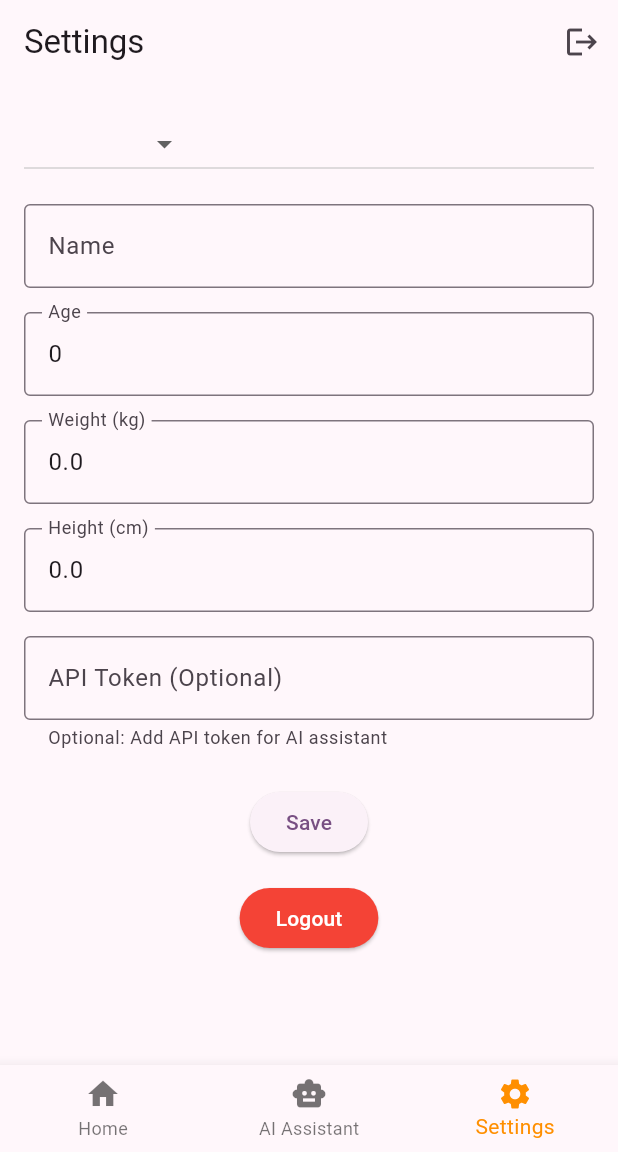
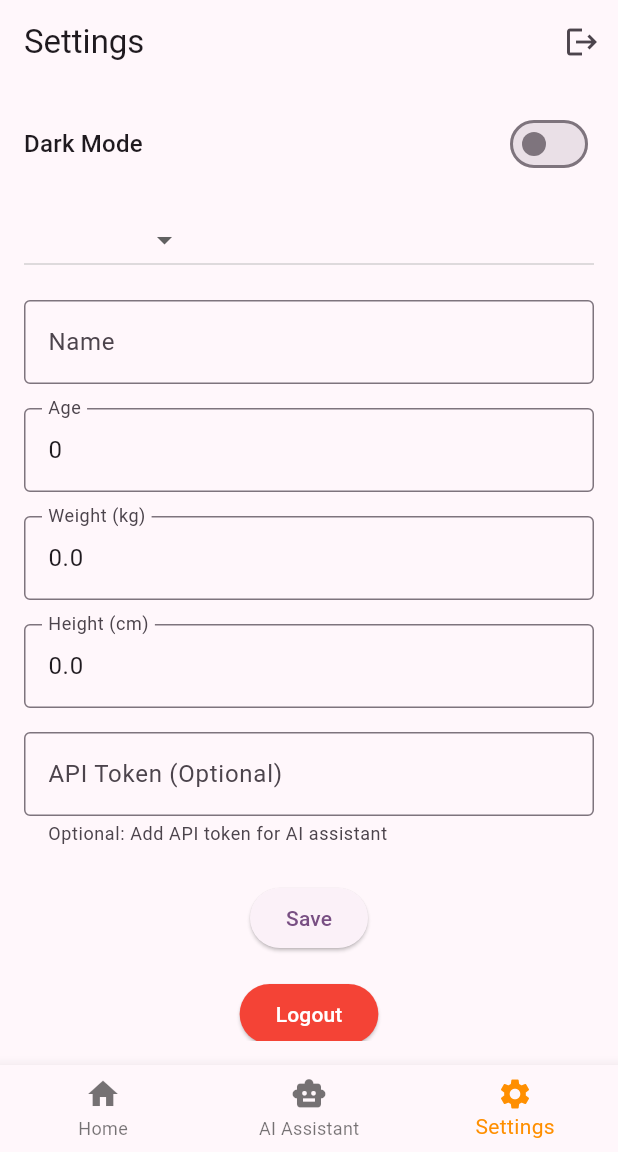
Before and after one commit to vaselba/fitnessapp, a Flutter app: the screen it shows once a user with an empty profile is signed in, item 3 of the bottom bar chosen, on a phone screen of 412 x 824 dp, the part 84-1236 px from its top. Run offline on Flutter 3.47's test engine with Material 3 defaults, Android fonts, the phone set to English and light mode, and no system bars; our stand-ins replace cloud_firestore, firebase_auth, firebase_core, shared_preferences; accounts and stored records are empty; generated files the repository leaves out were written again.

Commit message:
feat(theme): add light/dark theme customization with persistent user preference
- Added theme toggle to settings screen and app bar
- Theme preference is saved using SharedPreferences and loaded on startup
- Theme switching is applied app-wide and persists across restarts

```diff
--- a/lib/main.dart
+++ b/lib/main.dart
@@ -2,6 +2,7 @@ import 'package:flutter/material.dart';
 import 'package:firebase_core/firebase_core.dart';
 import 'package:firebase_auth/firebase_auth.dart';
 import 'package:cloud_firestore/cloud_firestore.dart';
+import 'package:shared_preferences/shared_preferences.dart';
 // To use your own Firebase config, copy lib/firebase_options.template.dart to lib/firebase_options.dart and fill in your values.
 // Do NOT commit lib/firebase_options.dart to git.
 import 'firebase_options.dart';
@@ -10,6 +11,7 @@ import 'screens/login_screen.dart';
 import 'screens/profile_setup_screen.dart';
 import 'screens/settings_screen.dart';
 import 'screens/chat_screen.dart';
+import 'screens/onboarding_screen.dart';
 import 'services/llm_service.dart';
 
 void main() async {
@@ -17,11 +19,13 @@ void main() async {
   await Firebase.initializeApp(
     options: DefaultFirebaseOptions.currentPlatform,
   );
-  runApp(const MyApp());
+  final showOnboarding = await shouldShowOnboarding();
+  runApp(MyApp(showOnboarding: showOnboarding));
 }
 
 class MyApp extends StatefulWidget {
-  const MyApp({super.key});
+  final bool showOnboarding;
+  const MyApp({super.key, this.showOnboarding = false});
 
   @override
   State<MyApp> createState() => _MyAppState();
@@ -29,10 +33,35 @@ class MyApp extends StatefulWidget {
 
 class _MyAppState extends State<MyApp> {
   ThemeMode _themeMode = ThemeMode.light;
+  late bool _showOnboarding;
 
-  void _toggleTheme(bool isDark) {
+  @override
+  void initState() {
+    super.initState();
+    _showOnboarding = widget.showOnboarding;
+    _loadThemePreference();
+  }
+
+  Future<void> _loadThemePreference() async {
+    final prefs = await SharedPreferences.getInstance();
+    final isDark = prefs.getBool('isDarkMode') ?? false;
     setState(() {
       _themeMode = isDark ? ThemeMode.dark : ThemeMode.light;
+    });
+  }
+
+  Future<void> _toggleTheme(bool isDark) async {
+    setState(() {
+      _themeMode = isDark ? ThemeMode.dark : ThemeMode.light;
+    });
+    final prefs = await SharedPreferences.getInstance();
+    await prefs.setBool('isDarkMode', isDark);
+  }
+
+  void _finishOnboarding() async {
+    await setOnboardingComplete();
+    setState(() {
+      _showOnboarding = false;
     });
   }
 
@@ -52,10 +81,14 @@ class _MyAppState extends State<MyApp> {
         brightness: Brightness.dark,
       ),
       themeMode: _themeMode,
-      home: AuthWrapper(
-        onToggleTheme: _toggleTheme,
-        isDarkMode: _themeMode == ThemeMode.dark,
-      ),
+      home: _showOnboarding
+          ? OnboardingScreen(
+              onFinish: _finishOnboarding,
+            )
+          : AuthWrapper(
+              onToggleTheme: _toggleTheme,
+              isDarkMode: _themeMode == ThemeMode.dark,
+            ),
     );
   }
 }
@@ -226,6 +259,8 @@ class _MyHomePageState extends State<MyHomePage> {
                 onProfileUpdated: _onProfileUpdated,
                 onLanguageChanged: _onLanguageChanged,
                 currentLanguage: _language,
+                onToggleTheme: widget.onToggleTheme,
+                isDarkMode: widget.isDarkMode,
               );
 
       default:
--- a/lib/screens/settings_screen.dart
+++ b/lib/screens/settings_screen.dart
@@ -7,6 +7,8 @@ class SettingsScreen extends StatefulWidget {
   final Function(UserProfile) onProfileUpdated;
   final Function(String) onLanguageChanged;
   final String currentLanguage;
+  final void Function(bool)? onToggleTheme;
+  final bool? isDarkMode;
 
   const SettingsScreen({
     super.key,
@@ -14,6 +16,8 @@ class SettingsScreen extends StatefulWidget {
     required this.onProfileUpdated,
     required this.onLanguageChanged,
     required this.currentLanguage,
+    this.onToggleTheme,
+    this.isDarkMode,
   });
 
   @override
@@ -174,6 +178,25 @@ class _SettingsScreenState extends State<SettingsScreen> {
           key: _formKey,
           child: ListView(
             children: [
+              // Theme toggle
+              Row(
+                mainAxisAlignment: MainAxisAlignment.spaceBetween,
+                children: [
+                  Text(
+                    _selectedLanguage == 'Български' ? 'Тъмен режим' : 'Dark Mode',
+                    style: Theme.of(context).textTheme.titleMedium,
+                  ),
+                  Switch(
+                    value: widget.isDarkMode ?? false,
+                    onChanged: (value) {
+                      if (widget.onToggleTheme != null) {
+                        widget.onToggleTheme!(value);
+                      }
+                    },
+                  ),
+                ],
+              ),
+              const SizedBox(height: 16),
               DropdownButton<String>(
                 value: _selectedLanguage,
                 items: const [
```
